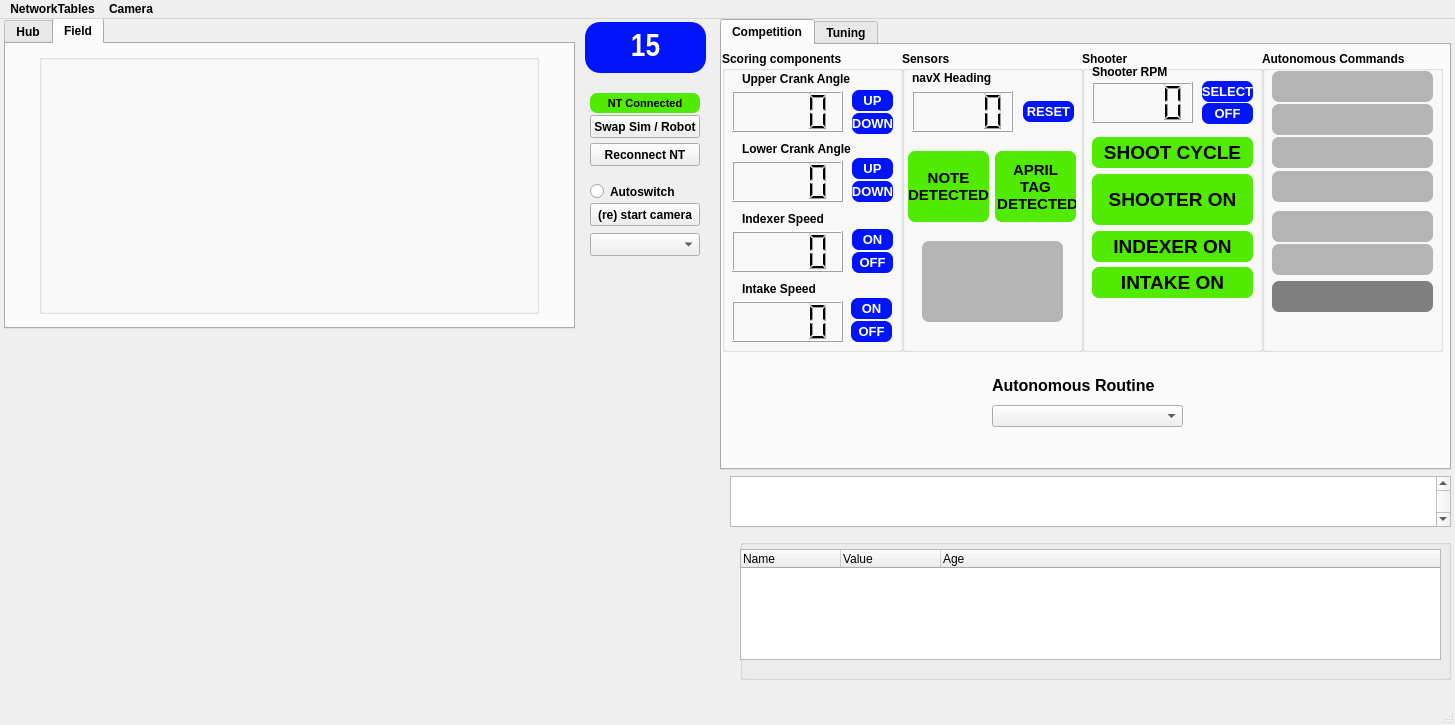
Old version of the form gui/layout_2024.ui in the repository aesatchien/FRC2429_2024.
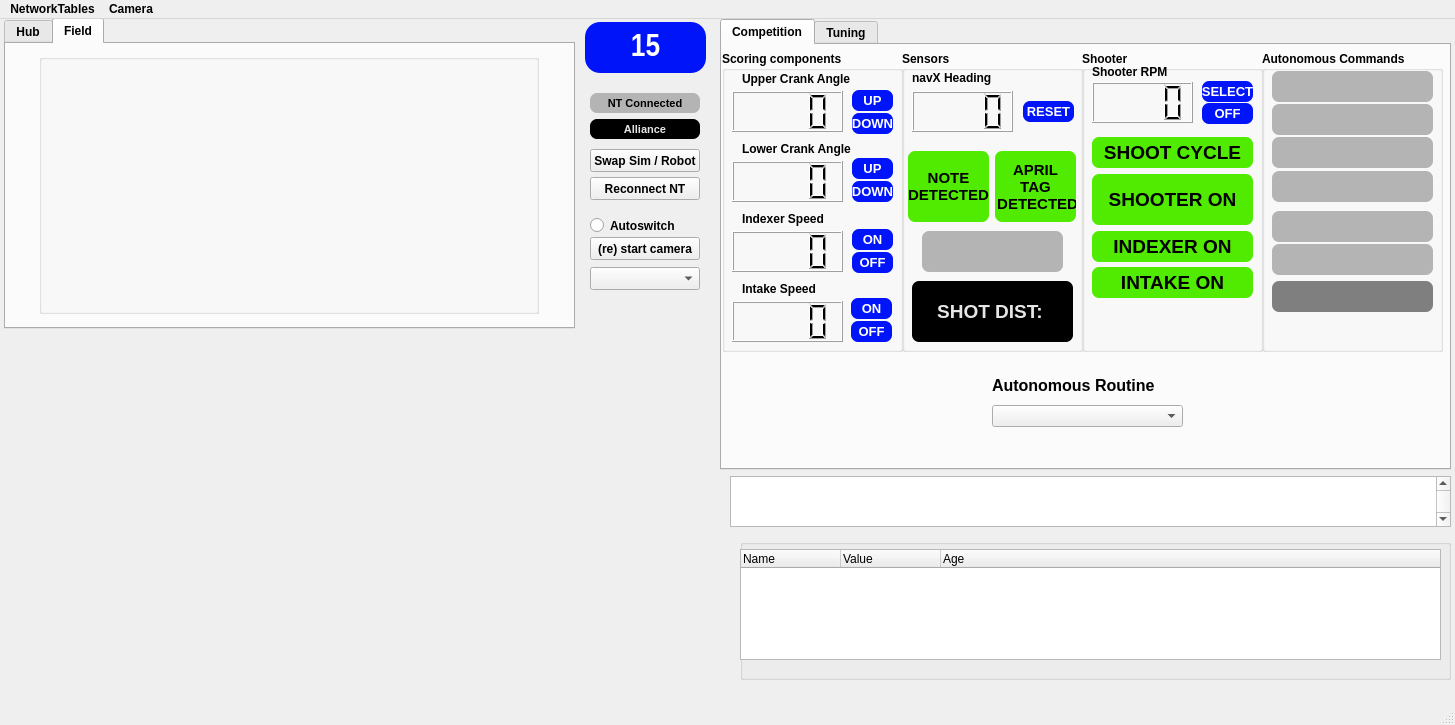
New version of the form. Icons and pictures are not drawn. Custom widgets are drawn as their Qt base class.

Commit message: gui update to shot distance

Patch:
```diff
--- a/gui/layout_2024.ui
+++ b/gui/layout_2024.ui
@@ -876,9 +876,9 @@
        <property name="geometry">
         <rect>
          <x>20</x>
-         <y>190</y>
+         <y>180</y>
          <width>141</width>
-         <height>81</height>
+         <height>41</height>
         </rect>
        </property>
        <property name="font">
@@ -905,6 +905,39 @@
         <set>Qt::AlignCenter</set>
        </property>
       </widget>
+      <widget class="QLabel" name="qlabel_shot_distance">
+       <property name="geometry">
+        <rect>
+         <x>10</x>
+         <y>230</y>
+         <width>161</width>
+         <height>61</height>
+        </rect>
+       </property>
+       <property name="font">
+        <font>
+         <family>MS Shell Dlg 2</family>
+         <pointsize>14</pointsize>
+         <weight>75</weight>
+         <bold>true</bold>
+        </font>
+       </property>
+       <property name="styleSheet">
+        <string notr="true">border: 7px;
+border-radius: 7px;
+background-color:rgb(0, 0, 0);
+color:rgb(230,230,230);</string>
+       </property>
+       <property name="text">
+        <string>SHOT DIST: </string>
+       </property>
+       <property name="textFormat">
+        <enum>Qt::AutoText</enum>
+       </property>
+       <property name="alignment">
+        <set>Qt::AlignCenter</set>
+       </property>
+      </widget>
      </widget>
      <widget class="QGroupBox" name="groupBox_3">
       <property name="geometry">
@@ -1551,7 +1584,7 @@
     <property name="styleSheet">
      <string notr="true">border: 7px;
 border-radius: 7px;
-background-color:rgb(80, 235, 0);</string>
+background-color:rgb(180, 180,180);</string>
     </property>
     <property name="text">
      <string>NT Connected</string>
@@ -1648,7 +1681,7 @@
     <property name="geometry">
      <rect>
       <x>590</x>
-      <y>184</y>
+      <y>218</y>
       <width>110</width>
       <height>23</height>
      </rect>
@@ -1661,7 +1694,7 @@
     <property name="geometry">
      <rect>
       <x>590</x>
-      <y>214</y>
+      <y>248</y>
       <width>110</width>
       <height>23</height>
      </rect>
@@ -1671,7 +1704,7 @@
     <property name="geometry">
      <rect>
       <x>590</x>
-      <y>164</y>
+      <y>198</y>
       <width>110</width>
       <height>17</height>
      </rect>
@@ -1687,7 +1720,7 @@
     <property name="geometry">
      <rect>
       <x>590</x>
-      <y>124</y>
+      <y>158</y>
       <width>110</width>
       <height>23</height>
      </rect>
@@ -1700,7 +1733,7 @@
     <property name="geometry">
      <rect>
       <x>590</x>
-      <y>96</y>
+      <y>130</y>
       <width>110</width>
       <height>23</height>
      </rect>
@@ -1737,6 +1770,39 @@
      <set>Qt::AlignCenter</set>
     </property>
    </widget>
+   <widget class="QLabel" name="qlabel_alliance_indicator">
+    <property name="geometry">
+     <rect>
+      <x>590</x>
+      <y>100</y>
+      <width>110</width>
+      <height>20</height>
+     </rect>
+    </property>
+    <property name="font">
+     <font>
+      <family>MS Shell Dlg 2</family>
+      <pointsize>8</pointsize>
+      <weight>75</weight>
+      <bold>true</bold>
+     </font>
+    </property>
+    <property name="styleSheet">
+     <string notr="true">border: 7px;
+border-radius: 7px;
+background-color:rgb(0, 0, 0);
+color:rgb(230,230,230);</string>
+    </property>
+    <property name="text">
+     <string>Alliance</string>
+    </property>
+    <property name="textFormat">
+     <enum>Qt::AutoText</enum>
+    </property>
+    <property name="alignment">
+     <set>Qt::AlignCenter</set>
+    </property>
+   </widget>
    <zorder>tabWidget</zorder>
    <zorder>qt_text_status</zorder>
    <zorder>tabWidget_2</zorder>
@@ -1749,6 +1815,7 @@
    <zorder>qt_button_reconnect</zorder>
    <zorder>qt_button_test</zorder>
    <zorder>qlabel_camera_view</zorder>
+   <zorder>qlabel_alliance_indicator</zorder>
   </widget>
   <widget class="QMenuBar" name="menubar">
    <property name="geometry">
```
The commit also changes 1 other file.
